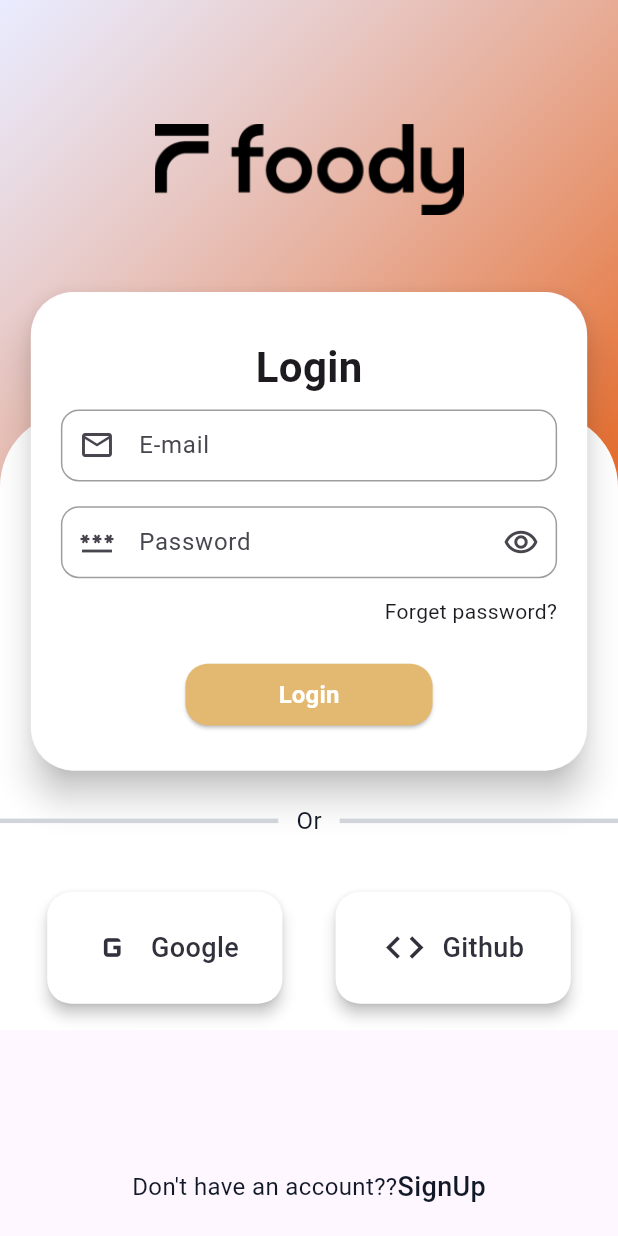
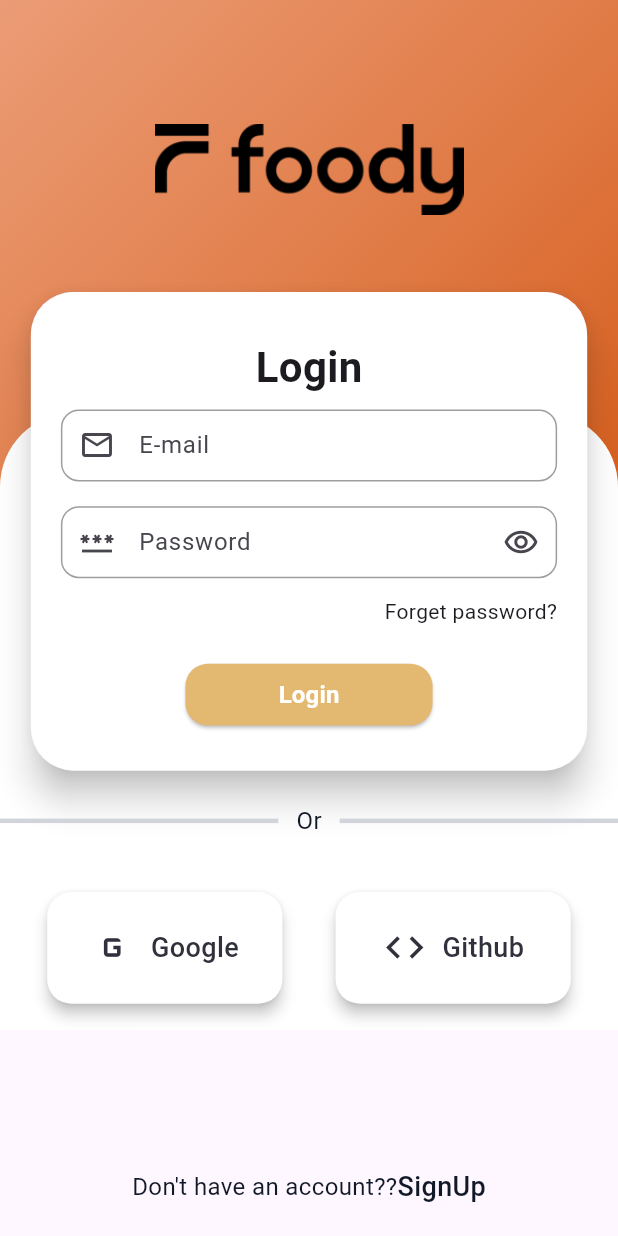
Before and after one commit to Virenrangani/fooygo, a Flutter app: the Login screen opened directly, on a phone screen of 412 x 824 dp. Run offline on Flutter 3.47's test engine with Material 3 defaults, Android fonts, the phone set to English and light mode, and no system bars; our stand-ins replace cloud_firestore, curved_navigation_bar, dio, firebase_auth, firebase_core, firebase_storage and 6 more; missing offline and left inert: slidable_button; accounts and stored records are empty; statements that could not run were skipped.

Commit message:
refactor : update the color for app styling

```diff
--- a/lib/core/constant/color/custom_color.dart
+++ b/lib/core/constant/color/custom_color.dart
@@ -1,9 +1,9 @@
 import 'package:flutter/material.dart';
 
 class CustomColor {
-  static const Color primary = Color(0xFFE65607);
-  static const Color primaryDark = Color(0xFF1E3A8A);
-  static const Color primaryLight = Color(0xFFE0E7FF);
+  static const Color primary = Color(0xFFD35713);
+  static const Color primaryDark = Color(0xFFFF5A00);
+  static const Color primaryLight = Color(0xFFE3753B);
 
   static const Color secondary = Color(0xFFE3B971);
 
```
